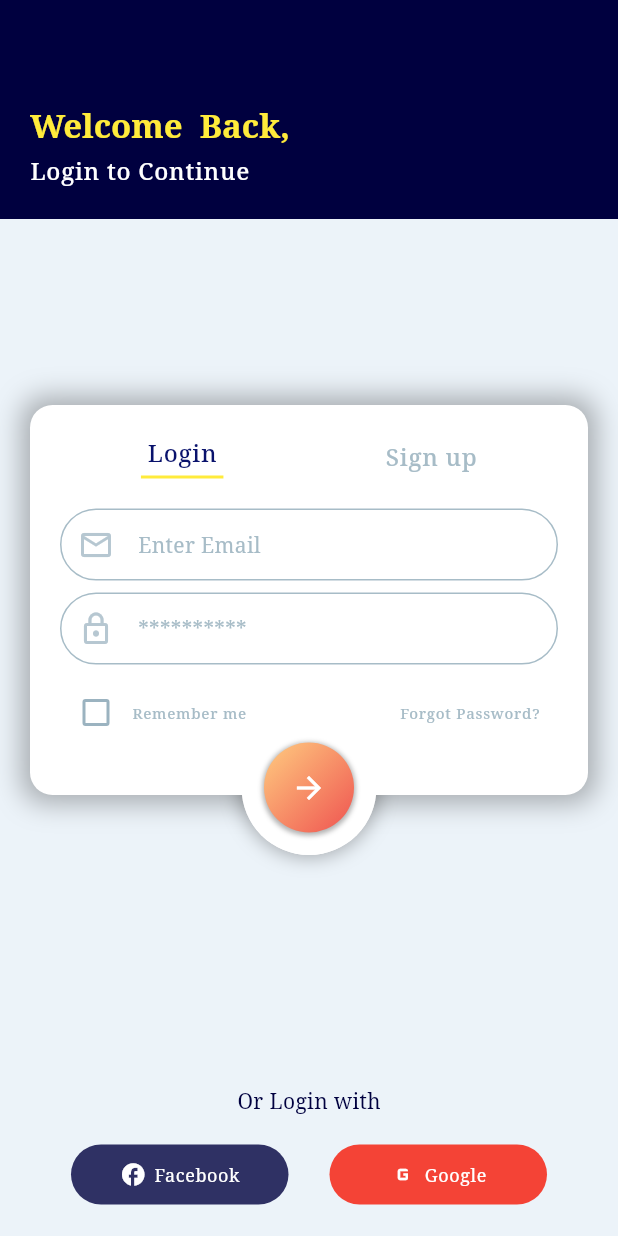
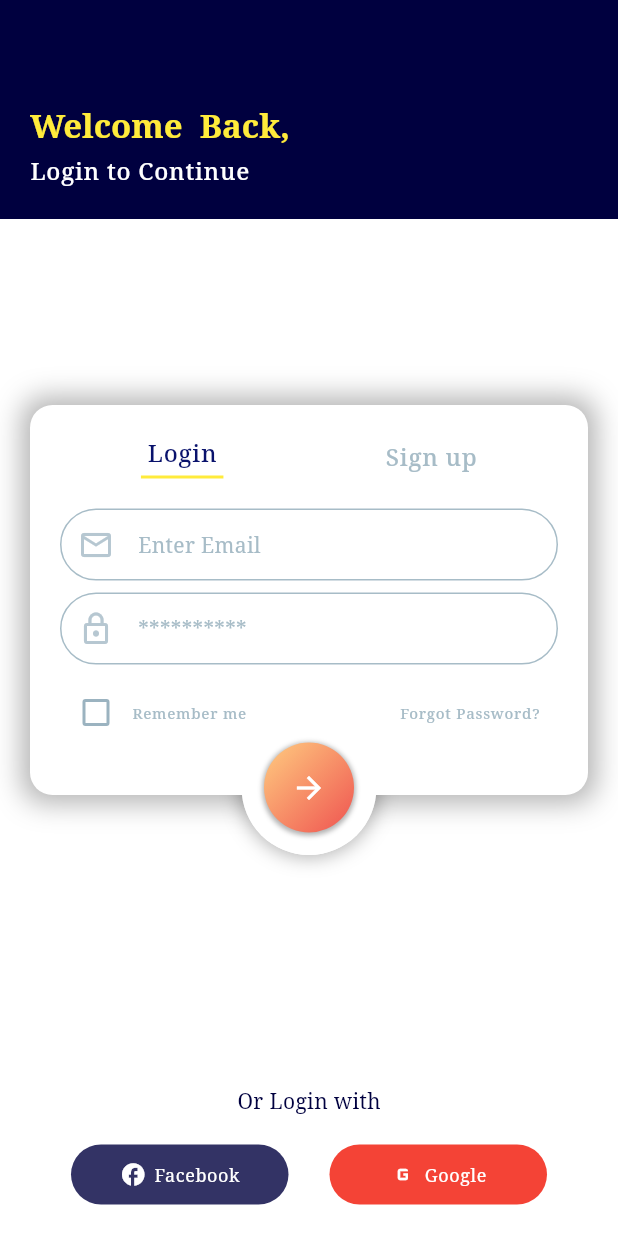
Before and after one commit to SyedPiyal/Task-Management-App, a Flutter app: the screen it shows after launch, on a phone screen of 412 x 824 dp. Run offline on Flutter 3.47's test engine with Material 3 defaults, Android fonts, the phone set to English and light mode, and no system bars.

Commit message:
Ui Update

```diff
--- a/lib/core/view/auth/auth_view.dart
+++ b/lib/core/view/auth/auth_view.dart
@@ -39,7 +39,7 @@ class _AuthViewState extends State<AuthView> {
   Widget build(BuildContext context) {
     final theme = context.theme;
     return Scaffold(
-      backgroundColor: Palette.backgroundColor,
+      backgroundColor: theme.colorScheme.onPrimary,
       body: Stack(
         children: [
           //--------------> top container for welcome text <--------------//
--- a/lib/core/view/auth/widgets/middle_container.dart
+++ b/lib/core/view/auth/widgets/middle_container.dart
@@ -23,7 +23,14 @@ class MiddleContainer extends StatelessWidget {
       right: 0,
       left: 0,
       child: Center(
-        child: GestureDetector(
+        child: Material(
+          type: MaterialType.transparency,
+          elevation: 10.0,
+          color: Colors.transparent,
+          child: InkWell(
+            customBorder: RoundedRectangleBorder(
+              borderRadius: BorderRadius.circular(25),
+            ),
             onTap: showShadow ? null : onSubmit,
             child: Container(
               height: 90,
@@ -64,6 +71,7 @@ class MiddleContainer extends StatelessWidget {
             ),
           ),
         ),
+      ),
     );
   }
 }
```
Lines whose indentation alone changed are shown as unchanged.
